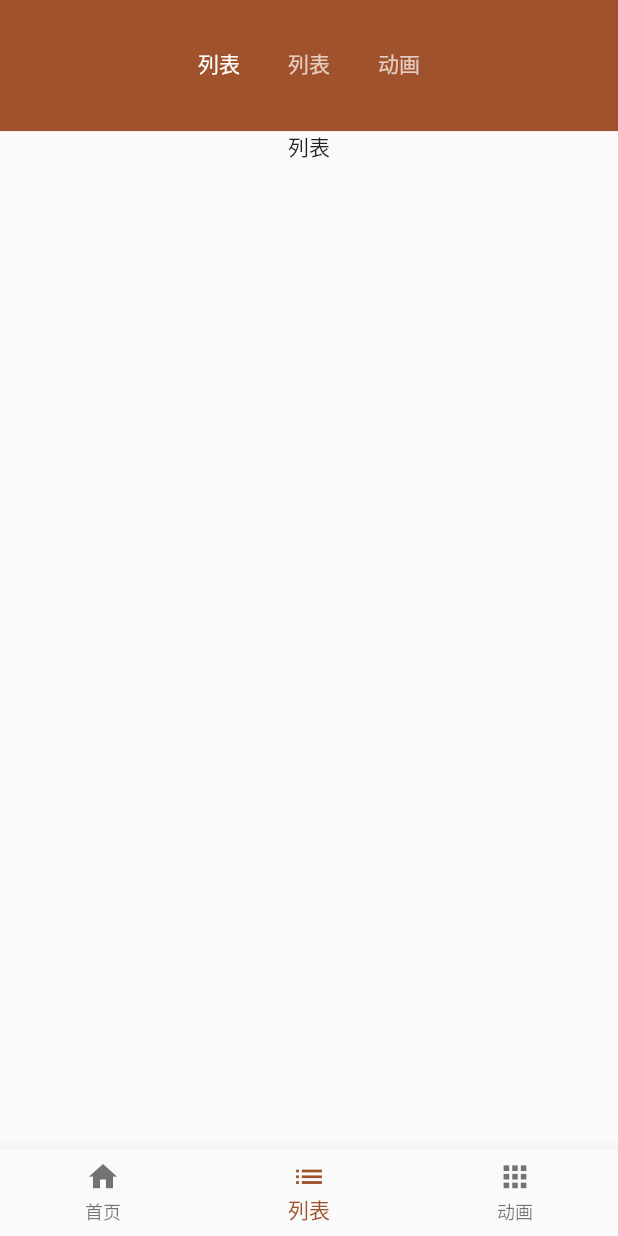
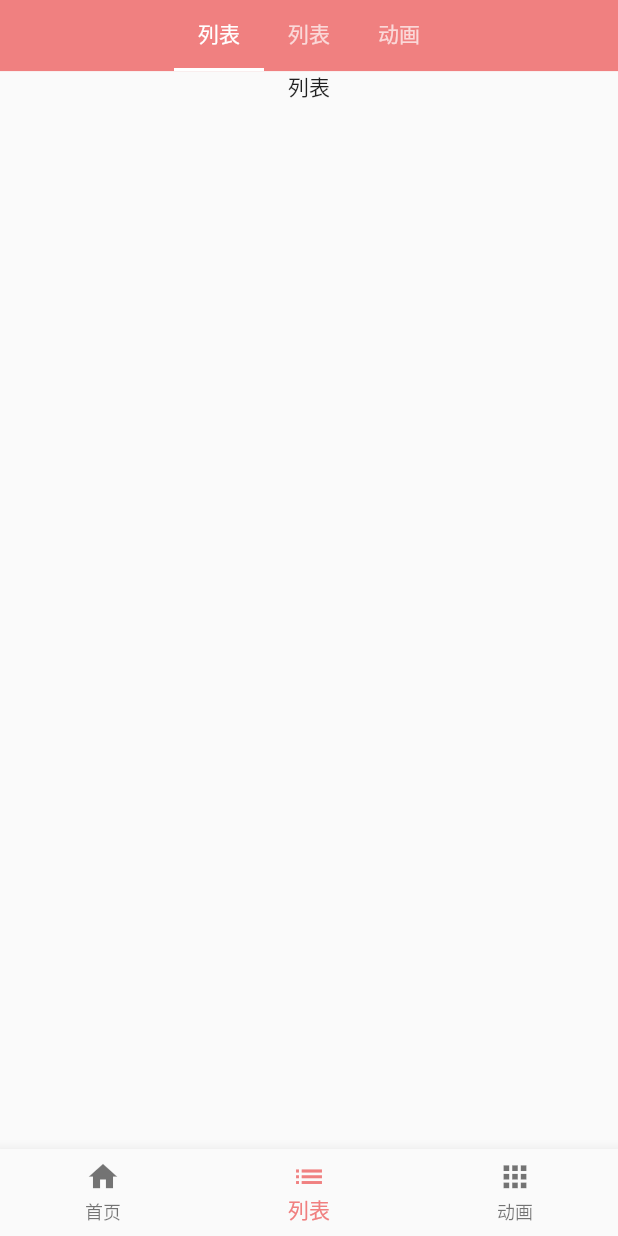
Before and after one commit to DakTop/Flutter, a Flutter app: the screen it shows after launch, item 2 of the bottom bar chosen, on a phone screen of 412 x 824 dp. Run offline on Flutter 3.47's test engine with Material 2 defaults, Android fonts, the phone set to English and light mode, and no system bars.

Commit message:
列表页优化

```diff
--- a/flutter_experiment/lib/list/ListPage.dart
+++ b/flutter_experiment/lib/list/ListPage.dart
@@ -3,40 +3,46 @@ import 'package:flutter_experiment/resources/AppColors.dart';
 import 'package:flutter_experiment/list/children/ListChildPage.dart';
 
 class ListPage extends StatelessWidget {
-  static List<String> listTab = <String>[
-    "列表",
-    "列表",
-    "动画",
+
+  Widget _tabBarContainer;
+
+  List<Tab> _listTab = <Tab>[
+    new Tab(
+      text: "列表",
+    ),
+    new Tab(
+      text: "列表",
+    ),
+    new Tab(
+      text: "动画",
+    )
   ];
 
-  Widget tabBarContainer = new TabBar(
-    tabs: listTab.map((String tabStr) {
-      return new Tab(
-        text: tabStr,
-      );
-    }).toList(),
-    indicatorColor: AppColors.color_a0522d,
-    isScrollable: true,
-    indicatorWeight: 2.0,
-  );
+  ListPage() {
+    _tabBarContainer = new TabBar(
+      tabs: _listTab,
+      indicatorColor: AppColors.color_ffffff,
+      isScrollable: true,
+      indicatorWeight: 2.0,
+    );
+  }
 
   @override
   Widget build(BuildContext context) {
     // TODO: implement build
     return new DefaultTabController(
-      length: 3,
+      length: _listTab.length,
       initialIndex: 0,
       child: new Column(
         children: <Widget>[
           new Container(
             constraints: new BoxConstraints.expand(
               height:
-                  Theme.of(context).textTheme.display1.fontSize * 1.1 + 50.0,
+                  Theme.of(context).textTheme.display1.fontSize * 1.1 + 10.0,
             ),
-            padding: const EdgeInsets.all(10),
             alignment: Alignment.center,
             color: AppColors.color_a0522d,
-            child: tabBarContainer,
+            child: _tabBarContainer,
           ),
           new Expanded(child: new ListChildPage())
         ],
--- a/flutter_experiment/lib/resources/AppColors.dart
+++ b/flutter_experiment/lib/resources/AppColors.dart
@@ -1,5 +1,6 @@
 import 'package:flutter/material.dart';
 
 class AppColors {
-  static Color color_a0522d = const Color(0xFFA0522D);
+  static Color color_a0522d = const Color(0xFFF08080);
+  static Color color_ffffff = const Color(0xFFFFFFFF);
 }
```
Also changed, not shown: flutter_experiment/pubspec.lock.
